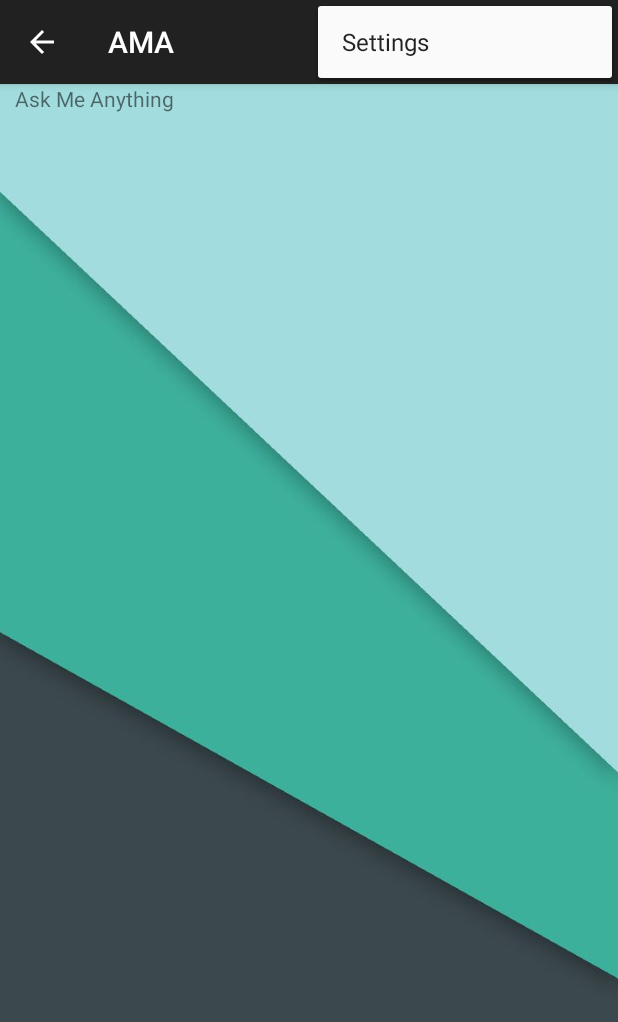
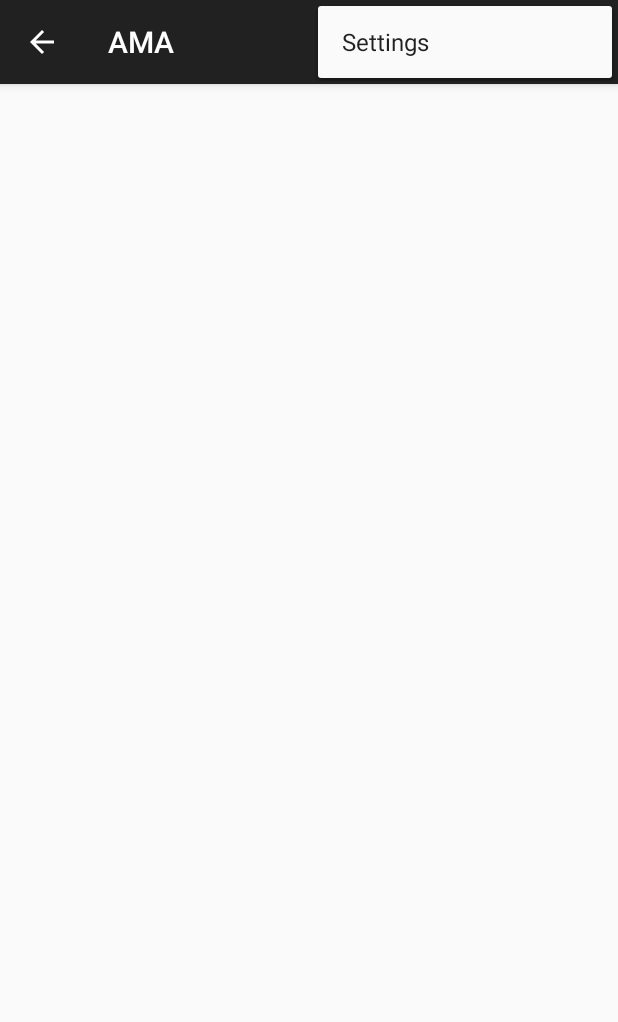
Before and after one commit to HiceS/AMAapp, an Android app: the screen it shows after launch (MainActivity), with the options menu open, on a phone screen of 412 x 824 dp. Shown: the top 1022 px of the screen. Run offline under Robolectric (Android 15) with nearby library versions, the phone set to English and light mode, and no system bars; 2 statements that could not run were skipped.

Commit message:
Fixed Subsections

```diff
--- a/app/src/main/java/com/thelogiccore/logic/ama/MainActivity.java
+++ b/app/src/main/java/com/thelogiccore/logic/ama/MainActivity.java
@@ -53,6 +53,8 @@ public class MainActivity extends ActionBarActivity
         Fragment fragment = new main_screen();
         FragmentManager fragmentManager = getSupportFragmentManager();
         switch (position) {
+            case 0:
+                break;
             case 1:
                 fragment = new Computer_Science();
                 break;
@@ -76,6 +78,8 @@ public class MainActivity extends ActionBarActivity
 
     public void onSectionAttached(int number) {
         switch (number) {
+            case 0:
+                mTitle = getString(R.string.title_section6);
             case 1:
                 mTitle = getString(R.string.title_section1);
                 break;
@@ -90,6 +94,7 @@ public class MainActivity extends ActionBarActivity
                 break;
             case 5:
                 mTitle = getString(R.string.title_section5);
+                break;
         }
     }
 
--- a/app/src/main/java/com/thelogiccore/logic/ama/NavigationDrawerFragment.java
+++ b/app/src/main/java/com/thelogiccore/logic/ama/NavigationDrawerFragment.java
@@ -102,6 +102,7 @@ public class NavigationDrawerFragment extends Fragment {
                 android.R.layout.simple_list_item_activated_1,
                 android.R.id.text1,
                 new String[]{
+                        getString(R.string.title_section6),
                         getString(R.string.title_section1),
                         getString(R.string.title_section2),
                         getString(R.string.title_section3),
--- a/app/src/main/res/layout/fragment_main_screen.xml
+++ b/app/src/main/res/layout/fragment_main_screen.xml
@@ -1,15 +1,6 @@
 <?xml version="1.0" encoding="utf-8"?>
 <LinearLayout xmlns:android="http://schemas.android.com/apk/res/android"
     android:orientation="vertical" android:layout_width="match_parent"
-    android:layout_height="match_parent"
-    android:background = "@drawable/FrontTitle">
-
-    <TextView
-        android:id="@+id/textView1"
-        android:layout_width="wrap_content"
-        android:layout_height="wrap_content"
-        android:layout_marginLeft="10dp"
-        android:gravity="center"
-        android:text="Ask Me Anything" />
+    android:layout_height="match_parent">
 
 </LinearLayout>
--- a/app/src/main/res/values/strings.xml
+++ b/app/src/main/res/values/strings.xml
@@ -13,4 +13,5 @@
 
     <string name="action_settings">Settings</string>
     <string name="title_section5">All Questions</string>
+    <string name="title_section6">Home</string>
 </resources>
```
Also changed, not shown: 1 other file.
